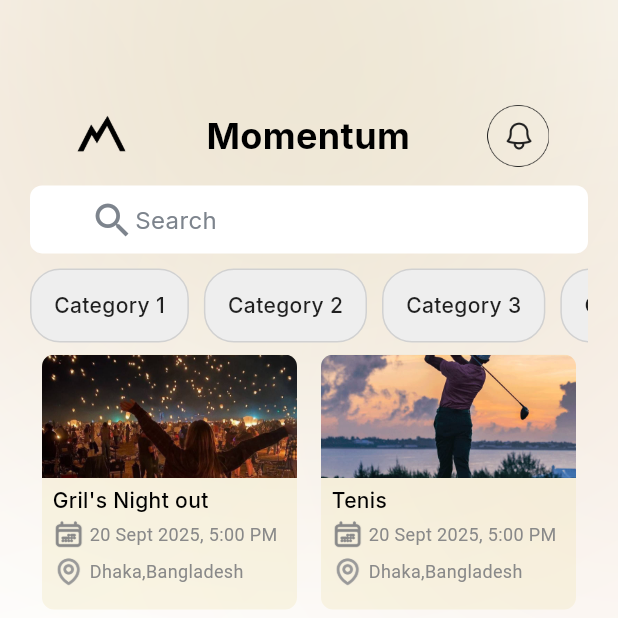
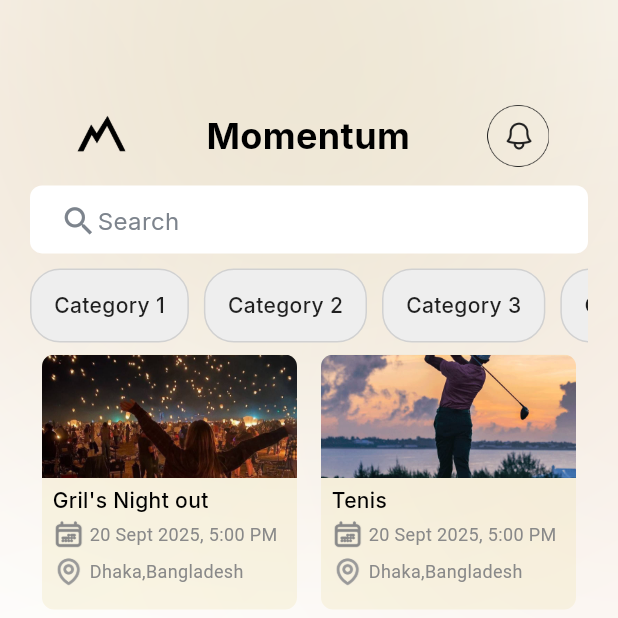
Before and after one commit to rayhantmt/Adeleade, a Flutter app: the HomeView screen opened directly, on a phone screen of 412 x 824 dp, the top half of it. Run offline on Flutter 3.47's test engine with Material 3 defaults, Android fonts, the phone set to English and light mode, and no system bars; our stand-ins replace get, google_fonts.

Commit message:
added the search icon

```diff
--- a/lib/modules/home/home_view.dart
+++ b/lib/modules/home/home_view.dart
@@ -59,13 +59,12 @@ class HomeView extends GetView<HomeController> {
                   child: TextFormField(
                     decoration: InputDecoration(
                       border: InputBorder.none,
-                      hint: Padding(
-                        padding: const EdgeInsets.only(left: 20),
-                        child: Row(
+                      hint: Row(
+                        crossAxisAlignment: CrossAxisAlignment.center,
                         children: [
                           Icon(
                             Icons.search,
-                              size: 30,
+                            size: 25,
                             color: Color(0xff7D848D),
                           ),
                           Text(
@@ -77,7 +76,6 @@ class HomeView extends GetView<HomeController> {
                             ),
                           ),
                         ],
-                        ),
                       ),
                     ),
                   ),
```
Also changed, not shown: assets/search_icon.png (added). Lines whose indentation alone changed are shown as unchanged.
